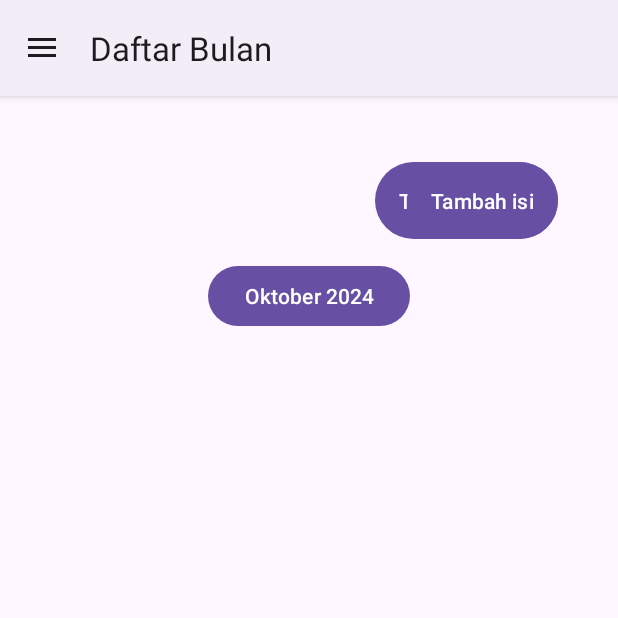
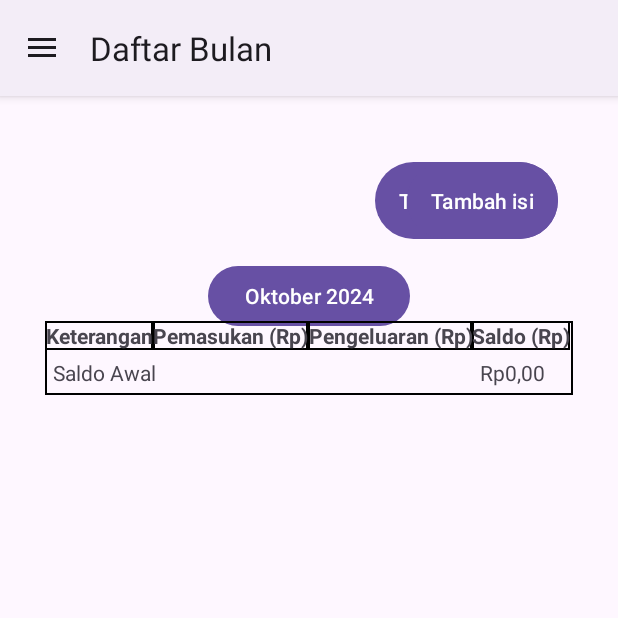
Before and after one commit to YonasWijaya/project_ukm, an Android app built with Jetpack Compose: the fragment KasHarianFragment placed in its activity, on a phone screen of 412 x 824 dp, the top half of it. Run offline under Robolectric (Android 15) with nearby library versions, the phone set to English and light mode, and no system bars; our stand-ins replace Room's generated code, data binding, navigation-ui; 8 statements that could not run were skipped.

Commit message:
Tambah Kas Harian

```diff
--- a/app/src/main/java/id/ac/umn/project_ukm/DaoUKM.kt
+++ b/app/src/main/java/id/ac/umn/project_ukm/DaoUKM.kt
@@ -29,11 +29,20 @@ interface DaoDataHarian {
     @Delete
     fun deleteDataHarian(dataHarian: DataHarian)
 
-    @Query("SELECT * FROM DataHarian WHERE tahun = :tahun AND bulan = :bulan")
+    @Query("SELECT * FROM DataHarian WHERE tahun = :tahun AND bulan = :bulan") //data bulan tertentu
     fun getBulanan(tahun: Int, bulan: Int): Array<DataHarian>
 
-    @Query("SELECT * FROM DataHarian WHERE tahun = :tahun AND bulan = :bulan AND tanggal = :tanggal")
+    @Query("SELECT * FROM DataHarian WHERE tahun = :tahun AND bulan = :bulan AND tanggal = :tanggal") //data hari tertentu
     fun getHarian(tahun: Int, bulan: Int, tanggal: Int): Array<DataHarian>
+
+    @Query("SELECT SUM(nominal) FROM DataHarian WHERE tahun < :tahun AND debitKredit = :debitKredit")
+    fun getTotalTahunSebelum(tahun: Int, debitKredit: Int): Int?
+
+    @Query("SELECT SUM(nominal) FROM DataHarian WHERE tahun = :tahun AND bulan < :bulan AND debitKredit = :debitKredit")
+    fun getTotalBulanSebelum(tahun: Int, bulan: Int, debitKredit: Int): Int?
+
+    @Query("SELECT SUM(nominal) FROM DataHarian WHERE tahun = :tahun AND bulan = :bulan AND tanggal < :tanggal AND debitKredit = :debitKredit")
+    fun getTotalHariSebelum(tahun: Int, bulan: Int, tanggal: Int, debitKredit: Int): Int?
 }
 
 @Dao
--- a/app/src/main/java/id/ac/umn/project_ukm/DataUKM.kt
+++ b/app/src/main/java/id/ac/umn/project_ukm/DataUKM.kt
@@ -19,7 +19,8 @@ data class DataHarian(
     val deskripsi: String,
     val keteranganTambahan : String?,
     val tipe: String,
-    val nominal: Int
+    val nominal: Int,
+    val debitKredit: Int //0 jika debit (pemasukan), 1 jika kredit (pengeluaran)
 )
 
 @Entity(primaryKeys = ["tahun", "bulan", "tanggal"])
--- a/app/src/main/java/id/ac/umn/project_ukm/KasHarianFragment.kt
+++ b/app/src/main/java/id/ac/umn/project_ukm/KasHarianFragment.kt
@@ -8,21 +8,36 @@ import android.view.ViewGroup
 import androidx.databinding.DataBindingUtil
 import androidx.navigation.findNavController
 import id.ac.umn.project_ukm.databinding.FragmentKasHarianBinding
+import java.text.NumberFormat
+import java.util.Locale
 
 class KasHarianFragment : Fragment() {
+    private lateinit var binding: FragmentKasHarianBinding
+    private lateinit var db: DatabaseUKM
 
     override fun onCreateView(
         inflater: LayoutInflater, container: ViewGroup?,
         savedInstanceState: Bundle?
     ): View {
         // Inflate the layout for this fragment
-        val binding = DataBindingUtil.inflate<FragmentKasHarianBinding>(inflater, R.layout.fragment_kas_harian, container, false)
+        binding = DataBindingUtil.inflate(inflater, R.layout.fragment_kas_harian, container, false)
         val key = requireArguments().getString("TahunBulanKey")
+        db = DatabaseUKM.getDatabase(requireContext())
         binding.btnTambahIsi.setOnClickListener {
             val bundle = Bundle()
             bundle.putString("TahunBulanKey", key)
             it.findNavController().navigate(R.id.action_kasHarianFragment_to_tambahKasHarianFragment, bundle)
         }
+        val penanggalan = key!!.split("-")
+        val dao = db.getHarianDao()
+        var saldo = dao.getTotalTahunSebelum(penanggalan[0].toInt(), 0) ?: 0
+        saldo -= dao.getTotalTahunSebelum(penanggalan[0].toInt(), 1) ?: 0
+        saldo += dao.getTotalBulanSebelum(penanggalan[0].toInt(), penanggalan[1].toInt(), 0) ?: 0
+        saldo -= dao.getTotalBulanSebelum(penanggalan[0].toInt(), penanggalan[1].toInt(), 1) ?: 0
+        saldo += dao.getTotalHariSebelum(penanggalan[0].toInt(), penanggalan[1].toInt(), penanggalan[2].toInt(), 0) ?: 0
+        saldo -= dao.getTotalHariSebelum(penanggalan[0].toInt(), penanggalan[1].toInt(), penanggalan[2].toInt(), 1) ?: 0
+        val format = NumberFormat.getCurrencyInstance(Locale("in", "ID"))
+        binding.saldoAwal.text = format.format(saldo)
 
         return binding.root
     }
--- a/app/src/main/java/id/ac/umn/project_ukm/TambahKasHarianFragment.kt
+++ b/app/src/main/java/id/ac/umn/project_ukm/TambahKasHarianFragment.kt
@@ -19,6 +19,7 @@ import java.util.Locale
 class TambahKasHarianFragment : Fragment() {
     private lateinit var binding: FragmentTambahKasHarianBinding
     private lateinit var db: DatabaseUKM
+    private var debitKredit: Int = 0 //0 jika debit (pemasukan), 1 jika kredit (pengeluaran)
 
     override fun onCreateView(
         inflater: LayoutInflater, container: ViewGroup?,
@@ -58,31 +59,37 @@ class TambahKasHarianFragment : Fragment() {
                         isi = list.getNama("Produk")
                         penjelasan = "Penjualan Tunai ${binding.deskripsiData.selectedItem} "
                         deskripsi = true
+                        debitKredit = 0
                     }
                     1 -> {
                         penjelasan = "Penerimaan Piutang "
                         deskripsi = false
                         isi = arrayOf("")
+                        debitKredit = 0
                     }
                     2 -> {
                         isi = list.getNama("Bahan baku")
                         penjelasan = "Pembelian ${binding.deskripsiData.selectedItem} "
                         deskripsi = true
+                        debitKredit = 1
                     }
                     3 -> {
                         penjelasan = "Pembayaran Hutang "
                         deskripsi = false
                         isi = arrayOf("")
+                        debitKredit = 1
                     }
                     4 -> {
                         penjelasan = "Pembayaran Gaji "
                         deskripsi = false
                         isi = arrayOf("")
+                        debitKredit = 1
                     }
                     5 -> {
                         penjelasan = "Biaya "
                         deskripsi = false
                         isi = arrayOf("")
+                        debitKredit = 1
                     }
                     else -> {
                         penjelasan = ""
@@ -102,21 +109,18 @@ class TambahKasHarianFragment : Fragment() {
             override fun afterTextChanged(s: Editable?) {
                 binding.penjelasan3.text = s
             }
-
-            override fun beforeTextChanged(s: CharSequence?, start: Int, count: Int, after: Int) {
-
-            }
-
-            override fun onTextChanged(s: CharSequence?, start: Int, before: Int, count: Int) {
-
-            }
+            override fun beforeTextChanged(s: CharSequence?, start: Int, count: Int, after: Int) {  }
+            override fun onTextChanged(s: CharSequence?, start: Int, before: Int, count: Int) {  }
         })
         return binding.root
     }
 
     private fun tambahJurnal(sukses:Boolean, tanggal:String){
         if (sukses && binding.nominalData.text != null){
-
+            val jurnal = db.getHarianDao()
+            val split = tanggal.split("-")
+            val newJurnal = DataHarian(0, split[0].toInt(), split[1].toInt(), split[2].toInt(), binding.deskripsiData.selectedItem.toString(), binding.tambahanData.text.toString(), binding.tipeData.selectedItem.toString(), binding.nominalData.text.toString().toInt(), debitKredit)
+            jurnal.addHarian(newJurnal)
         }
         val bundle = Bundle()
         bundle.putString("TahunBulanKey", tanggal)
--- a/app/src/main/res/layout/fragment_kas_harian.xml
+++ b/app/src/main/res/layout/fragment_kas_harian.xml
@@ -22,6 +22,50 @@
                 android:layout_margin="40dp"
                 app:layout_constraintEnd_toEndOf="parent"
                 app:layout_constraintTop_toTopOf="parent" />
+            <TableLayout
+                android:id="@+id/tableJurnalHarian"
+                android:layout_width="match_parent"
+                android:layout_height="wrap_content"
+                android:layout_marginTop="150dp"
+                android:layout_marginHorizontal="30dp"
+                android:stretchColumns="*"
+                android:background="@drawable/table_line"
+                app:layout_constraintEnd_toEndOf="parent"
+                app:layout_constraintStart_toStartOf="parent"
+                app:layout_constraintTop_toTopOf="parent">
+                <TableRow>
+                    <TextView
+                        android:background="@drawable/table_line"
+                        android:text="Keterangan"
+                        android:textStyle="bold"
+                        android:textAlignment="center"/>
+                    <TextView
+                        android:background="@drawable/table_line"
+                        android:text="Pemasukan (Rp)"
+                        android:textStyle="bold"
+                        android:textAlignment="center"/>
+                    <TextView
+                        android:background="@drawable/table_line"
+                        android:text="Pengeluaran (Rp)"
+                        android:textStyle="bold"
+                        android:textAlignment="center"/>
+                    <TextView
+                        android:background="@drawable/table_line"
+                        android:text="Saldo (Rp)"
+                        android:textStyle="bold"
+                        android:textAlignment="center"/>
+                </TableRow>
+                <TableRow
+                    android:padding="5dp">
+                    <TextView
+                        android:text="Saldo Awal"/>
+                    <TextView/>
+                    <TextView/>
+                    <TextView
+                        android:id="@+id/saldoAwal"
+                        android:text="12345"/>
+                </TableRow>
+            </TableLayout>
         </androidx.constraintlayout.widget.ConstraintLayout>
     </FrameLayout>
 </layout>
```
